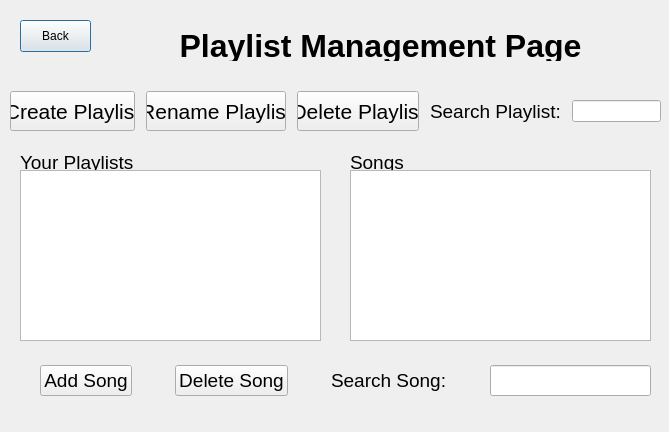
Above: Music-Manager/playlistmanagement.ui from david-boules/Music-Playlist-Manager before the change. Below: the same form after it.
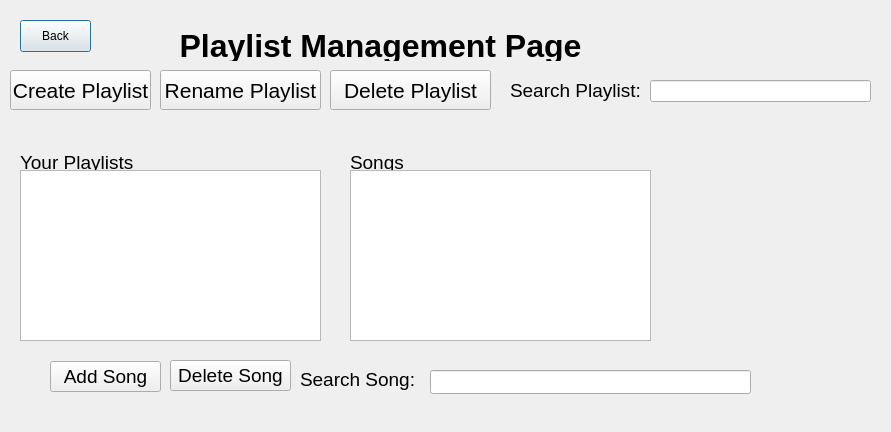
That is the form after the change.

Commit message: edit ui forms to match windows, make report page working, added search about songs

Diff of the .ui file:
```diff
--- a/Music-Manager/playlistmanagement.ui
+++ b/Music-Manager/playlistmanagement.ui
@@ -6,7 +6,7 @@
    <rect>
     <x>0</x>
     <y>0</y>
-    <width>669</width>
+    <width>891</width>
     <height>432</height>
    </rect>
   </property>
@@ -107,21 +107,15 @@
     <set>Qt::AlignmentFlag::AlignCenter</set>
    </property>
   </widget>
-  <widget class="QWidget" name="layoutWidget">
-   <property name="geometry">
-    <rect>
-     <x>10</x>
-     <y>90</y>
-     <width>651</width>
-     <height>42</height>
-    </rect>
-   </property>
-   <layout class="QHBoxLayout" name="horizontalLayout">
-    <property name="spacing">
-     <number>11</number>
-    </property>
-    <item>
      <widget class="QPushButton" name="createPlaylist">
+   <property name="geometry">
+    <rect>
+     <x>10</x>
+     <y>70</y>
+     <width>141</width>
+     <height>40</height>
+    </rect>
+   </property>
       <property name="minimumSize">
        <size>
         <width>120</width>
@@ -138,9 +132,15 @@
        <string>Create Playlist</string>
       </property>
      </widget>
-    </item>
-    <item>
      <widget class="QPushButton" name="createPlaylist_2">
+   <property name="geometry">
+    <rect>
+     <x>160</x>
+     <y>70</y>
+     <width>161</width>
+     <height>40</height>
+    </rect>
+   </property>
       <property name="minimumSize">
        <size>
         <width>120</width>
@@ -157,9 +157,15 @@
        <string>Rename Playlist</string>
       </property>
      </widget>
-    </item>
-    <item>
      <widget class="QPushButton" name="createPlaylist_3">
+   <property name="geometry">
+    <rect>
+     <x>330</x>
+     <y>70</y>
+     <width>161</width>
+     <height>40</height>
+    </rect>
+   </property>
       <property name="minimumSize">
        <size>
         <width>120</width>
@@ -176,9 +182,15 @@
        <string>Delete Playlist</string>
       </property>
      </widget>
-    </item>
-    <item>
      <widget class="QLabel" name="label_3">
+   <property name="geometry">
+    <rect>
+     <x>510</x>
+     <y>70</y>
+     <width>161</width>
+     <height>40</height>
+    </rect>
+   </property>
       <property name="font">
        <font>
         <family>Arial</family>
@@ -189,33 +201,36 @@
        <string>Search Playlist:</string>
       </property>
      </widget>
-    </item>
-    <item>
-     <widget class="QLineEdit" name="lineEdit"/>
-    </item>
-   </layout>
+  <widget class="QLineEdit" name="lineEdit">
+   <property name="geometry">
+    <rect>
+     <x>650</x>
+     <y>80</y>
+     <width>221</width>
+     <height>22</height>
+    </rect>
+   </property>
   </widget>
-  <widget class="QWidget" name="layoutWidget">
+  <widget class="QWidget" name="horizontalLayoutWidget">
    <property name="geometry">
     <rect>
-     <x>40</x>
-     <y>360</y>
-     <width>611</width>
+     <x>10</x>
+     <y>69</y>
+     <width>861</width>
      <height>41</height>
     </rect>
    </property>
-   <property name="font">
-    <font>
-     <family>Arial</family>
-     <pointsize>14</pointsize>
-    </font>
-   </property>
-   <layout class="QHBoxLayout" name="horizontalLayout_2">
-    <property name="spacing">
-     <number>43</number>
-    </property>
-    <item>
+   <layout class="QHBoxLayout" name="horizontalLayout"/>
+  </widget>
      <widget class="QPushButton" name="AddSong">
+   <property name="geometry">
+    <rect>
+     <x>50</x>
+     <y>361</y>
+     <width>111</width>
+     <height>31</height>
+    </rect>
+   </property>
       <property name="font">
        <font>
         <family>Arial</family>
@@ -226,9 +241,15 @@
        <string>Add Song</string>
       </property>
      </widget>
-    </item>
-    <item>
      <widget class="QPushButton" name="DeleteSong">
+   <property name="geometry">
+    <rect>
+     <x>170</x>
+     <y>360</y>
+     <width>121</width>
+     <height>31</height>
+    </rect>
+   </property>
       <property name="font">
        <font>
         <family>Arial</family>
@@ -239,9 +260,15 @@
        <string>Delete Song</string>
       </property>
      </widget>
-    </item>
-    <item>
      <widget class="QLabel" name="label">
+   <property name="geometry">
+    <rect>
+     <x>300</x>
+     <y>360</y>
+     <width>121</width>
+     <height>39</height>
+    </rect>
+   </property>
       <property name="font">
        <font>
         <family>Arial</family>
@@ -252,11 +279,26 @@
        <string>Search Song:</string>
       </property>
      </widget>
-    </item>
-    <item>
-     <widget class="QLineEdit" name="lineEdit_2"/>
-    </item>
-   </layout>
+  <widget class="QLineEdit" name="lineEdit_2">
+   <property name="geometry">
+    <rect>
+     <x>430</x>
+     <y>370</y>
+     <width>321</width>
+     <height>24</height>
+    </rect>
+   </property>
+  </widget>
+  <widget class="QWidget" name="horizontalLayoutWidget_2">
+   <property name="geometry">
+    <rect>
+     <x>50</x>
+     <y>360</y>
+     <width>701</width>
+     <height>41</height>
+    </rect>
+   </property>
+   <layout class="QHBoxLayout" name="horizontalLayout_2"/>
   </widget>
  </widget>
  <resources/>
```
Lines whose indentation alone changed are shown as unchanged. The commit also changes 24 other files.
